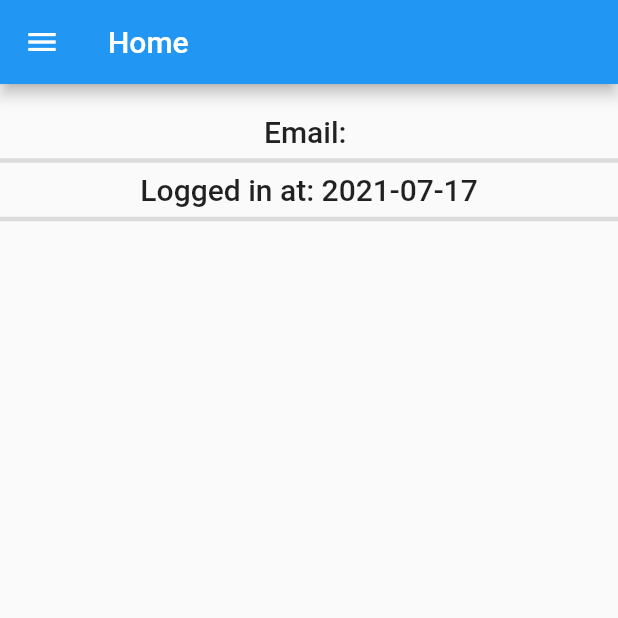
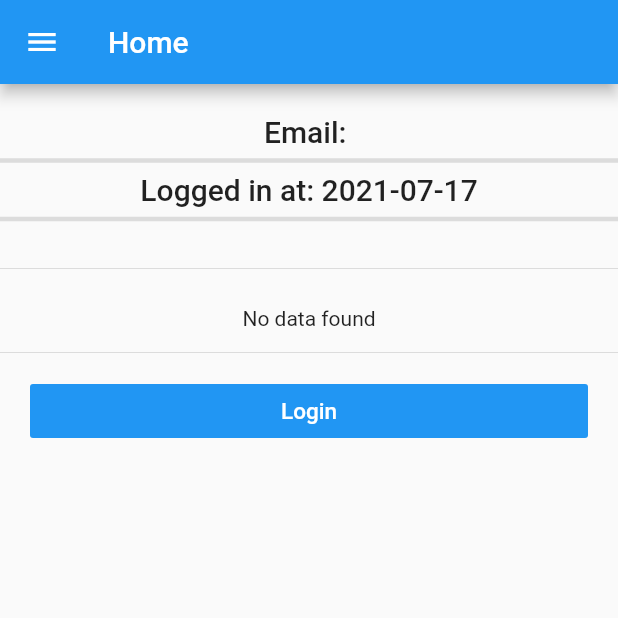
Before and after one commit to aman-abiy/simple_multi_account, a Flutter app: the LoginPage screen opened directly, after a tap on "Login", on a phone screen of 412 x 824 dp, the top half of it. Run offline on Flutter 3.47's test engine with Material 2 defaults, Android fonts, the phone set to English and light mode, and no system bars; our stand-ins replace shared_preferences, sqflite; accounts and stored records are empty.

Commit message:
works now, but dirty code

```diff
--- a/lib/controller/current_user_controller.dart
+++ b/lib/controller/current_user_controller.dart
@@ -2,9 +2,21 @@ import 'package:flutter/material.dart';
 
 class CurrentUserController extends ChangeNotifier{
   String currentUser = '';
+  bool infoIsAdded = false;
+  bool checkForInfo = false;
 
   setCurrentUser(String email) {
     currentUser = email;
     notifyListeners();
   }
+
+  updateInfoIsAdded() {
+    infoIsAdded = true;
+    notifyListeners();
+  }
+
+  checkInfoData() {
+    checkForInfo = true;
+    notifyListeners();
+  }
 }
--- a/lib/database/database.dart
+++ b/lib/database/database.dart
@@ -1,5 +1,4 @@
 import 'package:multi_account/utils/shared_prefs.dart';
-import 'package:path/path.dart';
 import 'package:path/path.dart';
 import 'package:sqflite/sqflite.dart';
 
@@ -7,20 +6,25 @@ class DBHelper {
   late Database database;
 
   Future<void> openDB() async {
-    String? currUser = await MySharedPreference().getCurrentUser();
-    print('currUser $currUser');
+    String currUser = await MySharedPreference().getCurrentUser();
     database = await openDatabase(
       join(await getDatabasesPath(), '$currUser.db'),
       version: 1,
       onCreate: (Database db, int version) async {
-        await _createUserDB(db);
+        await _createUserTable(db);
+        await _createInfoTable(db);
       }
     );
   }
 
+  Future<Database> _getDatabase() async {
+    String currUser = await MySharedPreference().getCurrentUser();
+    return await openDatabase(
+      join(await getDatabasesPath(), '$currUser.db'),
+    );
+  }
 
-
-  Future<void> _createUserDB(Database db) async {
+  Future<void> _createUserTable(Database db) async {
     await db.execute("""
       CREATE TABLE `user` (
         `id` INTEGER NOT NULL PRIMARY KEY AUTOINCREMENT,
@@ -31,30 +35,47 @@ class DBHelper {
     );
   }
 
+  Future<void> _createInfoTable(Database db) async {
+    await db.execute("""
+      CREATE TABLE `Info` (
+        `id` INTEGER NOT NULL PRIMARY KEY AUTOINCREMENT,
+        `phoneNo` TEXT NOT NULL,
+        `address` TEXT NOT NULL
+      );
+    """
+    );
+  }
+
   Future<void> addUserData(Map<String, dynamic> values) async {
-    String? currUser = await MySharedPreference().getCurrentUser();
-    print('currUser $currUser');
-    database = await openDatabase(
-      join(await getDatabasesPath(), '$currUser.db'),
-      version: 1,
-    );
+    database = await _getDatabase();
     await database.insert('user', values);
   }
 
   Future<List<Map<String, dynamic>>> getUserData() async {
-    String? currUser = await MySharedPreference().getCurrentUser();
     final String rawQuery = 'SELECT * FROM user';
-    print('currUser $currUser');
-    database = await openDatabase(
-      join(await getDatabasesPath(), '$currUser.db'),
-      version: 1,
-    );
+    database = await _getDatabase();
     var result = await database.rawQuery(rawQuery);
-    // print('RESULT $result');
+
     if (result != []) {
       return result;
     }
     return [{'email': '-', 'loggedInAt': '-'}];
   }
 
+  Future<void> addInfoData(Map<String, dynamic> values) async {
+    database = await _getDatabase();
+    await database.insert('info', values);
+  }
+
+  Future<List<Map<String, dynamic>>> getInfoData() async {
+    final String rawQuery = 'SELECT * FROM info';
+    database = await _getDatabase();
+    var result = await database.rawQuery(rawQuery);
+
+    if (result != []) {
+      return result;
+    }
+    return [{'phoneNo': '-', 'address': '-'}];
+  }
+
 }
--- a/lib/screens/home.dart
+++ b/lib/screens/home.dart
@@ -1,6 +1,7 @@
 import 'package:flutter/material.dart';
 import 'package:multi_account/controller/current_user_controller.dart';
 import 'package:multi_account/database/database.dart';
+import 'package:multi_account/screens/login.dart';
 import 'package:multi_account/widgets/drawer.dart';
 import 'package:provider/provider.dart';
 
@@ -13,6 +14,9 @@ class Home extends StatefulWidget {
 }
 
 class _HomeState extends State<Home> {
+  String phoneNo = '';
+  String address = 'megenagna';
+
   @override
   Widget build(BuildContext context) {
     return Scaffold(
@@ -20,17 +24,49 @@ class _HomeState extends State<Home> {
         title: Text('Home'),
       ),
       drawer: AppDrawer(),
-       body: ListView(
+      body: Consumer<CurrentUserController>(
+        builder: (context, user, child) {
+          return ListView(
             children: [
               Center(
-             child: Consumer<CurrentUserController>(
-              builder: (context, user, child) {
-                return showUserdata(user);
-              })
+                child: Column(
+                  children: [
+                    showUserdata(user),
+                    Divider(height: 50),
+                    showInfodata(user)
+                  ],
+
                 )
+              ),
+              Divider(height: 30.0),
+              user.currentUser != '' ? Container(
+                margin: const EdgeInsets.symmetric(horizontal: 20),
+                child: FlatButton(
+                  onPressed: () {
+                    return _showInfoModal();
+                  },
+                  color: Colors.blue,
+                  child: Text('Add Info')
+                ),
+              ) : Container(
+                margin: const EdgeInsets.symmetric(horizontal: 20),
+                child: FlatButton(
+                  child: Text('Login',
+                    style: TextStyle(
+                      fontSize: 15.0,
+                      fontWeight: FontWeight.w500,
+                      color: Colors.white),
+                  ),
+                  color: Colors.blue,
+                  onPressed: () async =>  {
+                    Navigator.of(context).push(MaterialPageRoute(builder: (context) => LoginPage()))
+                  }
+                ),
+              ),
             ]
-       ),
           );
+        }
+    ));
   }
 
   Widget showUserdata(CurrentUserController user) {
@@ -38,9 +74,10 @@ class _HomeState extends State<Home> {
       future: DBHelper().getUserData(),
       builder: (context, AsyncSnapshot<List<dynamic>> snapshot) {
         print('DDDDDDDDDDDDD ${snapshot.data}');
+        try {
           if (snapshot.connectionState == ConnectionState.done) {
             if (snapshot.hasData && (snapshot.data != null)) {
-            return snapshot.data != [] ? snapshot.data![0]['email'] == user.currentUser ? Column(
+              return snapshot.data != [] ? snapshot.data![0]['email'] != null ? Column(
                 children: [
                   SizedBox(height: 20),
                   Text('Email: ${snapshot.data![0]['email']}',
@@ -59,7 +96,102 @@ class _HomeState extends State<Home> {
             return Text('Error!!!');
           }
           return Text('No user data found');
+        } catch (e) {
+          return Text('No Data');
+        }
       }
     );
   }
+
+  Widget showInfodata(CurrentUserController user) {
+    return FutureBuilder(
+      future: DBHelper().getInfoData(),
+      builder: (context, AsyncSnapshot<List<dynamic>> snapshot) {
+        print('DDDDDDDDDDDDD ${snapshot.data}');
+        try {
+          if (snapshot.connectionState == ConnectionState.done) {
+            if (snapshot.hasData && (snapshot.data != null)) {
+              return user.checkForInfo ? user.infoIsAdded ? snapshot.data != [] ? snapshot.data![0]['phoneNo'] != null ? Column(
+                children: [
+                  SizedBox(height: 20),
+                  Text('Phone Number: ${snapshot.data![0]['phoneNo']}',
+                    style: TextStyle(fontSize: 20, fontWeight: FontWeight.w500),
+                  ),
+                  Divider(thickness: 3),
+                  Text('Address: ${snapshot.data![0]['address']}',
+                    style: TextStyle(fontSize: 20, fontWeight: FontWeight.w500),
+                  ),
+                  Divider(thickness: 3),
+                ]
+              ) : Text('Error getting info data') : Text('No data found') : Text('No data found') : Text('No data found');
             }
+          }
+          if (snapshot.hasError) {
+            return Text('Error!!! ${snapshot.error}');
+          }
+          return Text('No info data found');
+        } catch(e) {
+          return Text('No Data');
+        }
+      }
+    );
+  }
+
+  _showInfoModal() {
+    return showModalBottomSheet(
+      isDismissible: true,
+      context: context,
+      builder: (context) {
+        return Column(
+          children: [
+            Container(
+                margin: const EdgeInsets.symmetric(horizontal: 20),
+                child: TextFormField(
+                  onChanged: (value) {
+                    phoneNo = value;
+                  },
+                  decoration: styleInput('Phone Number')
+                ),
+              ),
+              SizedBox(height: 40),
+              Container(
+                margin: const EdgeInsets.symmetric(horizontal: 20),
+                child: TextFormField(
+                  onChanged: (value) {
+                    address = value;
+                  },
+                  decoration: styleInput('Address')
+                ),
+              ),
+              FlatButton(
+                child: Text('Add Info',
+                  style: TextStyle(
+                    fontSize: 15.0,
+                    fontWeight: FontWeight.w500,
+                    color: Theme.of(context).accentColor),
+                ),
+                color: Colors.white10,
+                onPressed: () async =>  {
+                  await DBHelper().addInfoData({'phoneNo': phoneNo, 'address': address}),
+                  Provider.of<CurrentUserController>(context, listen: false).updateInfoIsAdded(),
+                  Navigator.pop(context)
+                }
+              ),
+          ],
+        );
+      }
+    );
+  }
+
+  InputDecoration styleInput(String hintText) {
+    return InputDecoration(
+      hintText: hintText,
+      hintStyle: Theme.of(context).inputDecorationTheme.hintStyle,
+      contentPadding: Theme.of(context).inputDecorationTheme.contentPadding,
+      filled: true,
+      fillColor: Theme.of(context).inputDecorationTheme.fillColor,
+      enabledBorder: Theme.of(context).inputDecorationTheme.enabledBorder,
+      focusedBorder: Theme.of(context).inputDecorationTheme.focusedBorder
+    );
+  }
+}
--- a/lib/screens/login.dart
+++ b/lib/screens/login.dart
@@ -1,8 +1,10 @@
 import 'package:flutter/material.dart';
+import 'package:multi_account/controller/current_user_controller.dart';
 import 'package:multi_account/database/database.dart';
 import 'package:multi_account/model/user.dart';
 import 'package:multi_account/utils/shared_prefs.dart';
 import 'package:multi_account/widgets/drawer.dart';
+import 'package:provider/provider.dart';
 
 import 'home.dart';
 
@@ -63,6 +65,8 @@ class _LoginPageState extends State<LoginPage> {
                   ),
                   await DBHelper().openDB(),
                   await DBHelper().addUserData(user.toMap()),
+                  Provider.of<CurrentUserController>(context, listen: false).currentUser = email,
+                  Provider.of<CurrentUserController>(context, listen: false).checkForInfo = true,
                   Navigator.of(context).push(MaterialPageRoute(builder: (context) => Home()))
                 }
               ),
```
Also changed, not shown: lib/utils/shared_prefs.dart (+13 -0 lines), lib/widgets/drawer.dart (+19 -16 lines). Lines whose indentation alone changed are shown as unchanged.
